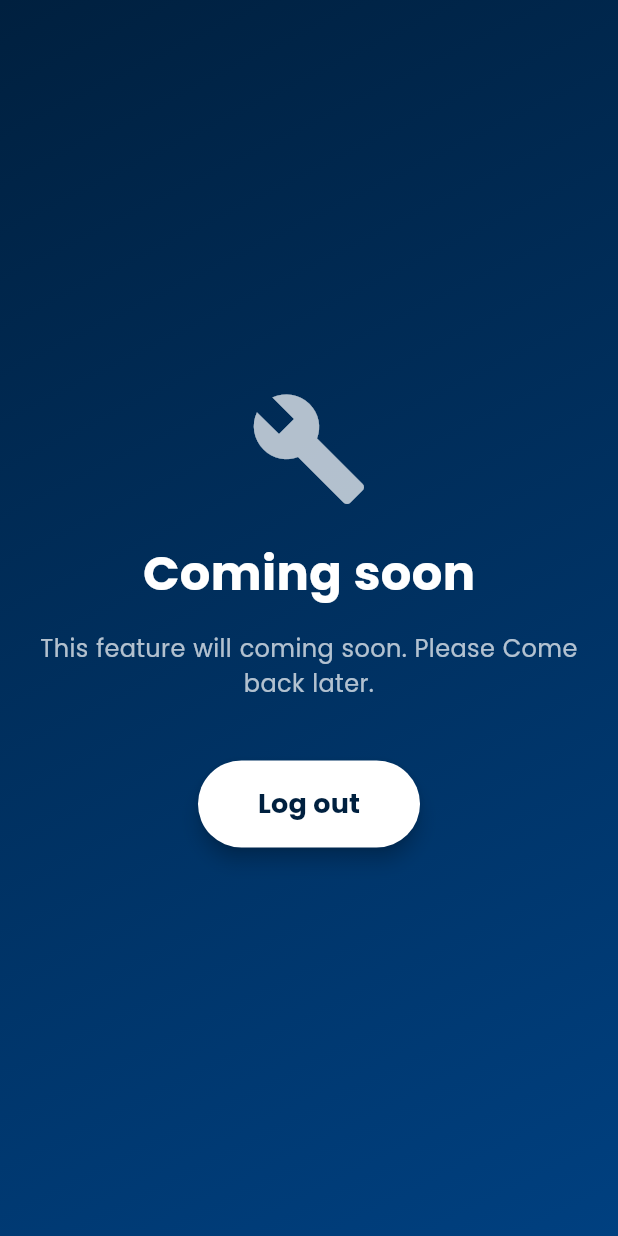
After one commit to YEnuKa-HarShan/MovieHub-ExE, a Flutter app: the AdministratorScreen screen opened by its route, on a phone screen of 412 x 824 dp. The commit adds this screen. Run offline on Flutter 3.47's test engine with Material 3 defaults, Android fonts, the light colour scheme and no system bars; our stand-ins replace flutter_spinkit, shared_preferences; missing offline and left inert: window_manager; accounts and stored records are empty.

Commit message:
Added New Administrator Screen

```diff
--- a/lib/main.dart
+++ b/lib/main.dart
@@ -4,6 +4,7 @@ import 'package:shared_preferences/shared_preferences.dart';
 import 'package:window_manager/window_manager.dart';
 import 'screens/home_screen.dart';
 import 'screens/login_screen.dart';
+import 'screens/administrator_screen.dart';
 
 void main() async {
   WidgetsFlutterBinding.ensureInitialized();
@@ -55,6 +56,7 @@ class MovieHubApp extends StatelessWidget {
       routes: {
         '/login': (context) => const LoginScreen(),
         '/home': (context) => const HomeScreen(),
+        '/admin': (context) => const AdministratorScreen(),
       },
     );
   }
--- /dev/null
+++ b/lib/screens/administrator_screen.dart
@@ -0,0 +1,94 @@
+import 'package:flutter/material.dart';
+import 'package:shared_preferences/shared_preferences.dart';
+
+class AdministratorScreen extends StatelessWidget {
+  const AdministratorScreen({super.key});
+
+  Future<void> _logout(BuildContext context) async {
+    // Clear isLoggedIn from SharedPreferences
+    final prefs = await SharedPreferences.getInstance();
+    await prefs.setBool('isLoggedIn', false);
+
+    // Navigate back to login screen
+    if (context.mounted) {
+      Navigator.pushReplacementNamed(context, '/login');
+    }
+  }
+
+  @override
+  Widget build(BuildContext context) {
+    return Scaffold(
+      body: Container(
+        decoration: const BoxDecoration(
+          gradient: LinearGradient(
+            begin: Alignment.topLeft,
+            end: Alignment.bottomRight,
+            colors: [Color(0xFF00203F), Color(0xFF004080)],
+          ),
+        ),
+        child: SafeArea(
+          child: Center(
+            child: Padding(
+              padding: const EdgeInsets.symmetric(horizontal: 24.0),
+              child: Column(
+                mainAxisAlignment: MainAxisAlignment.center,
+                children: [
+                  // Maintenance-themed icon
+                  const Icon(
+                    Icons.build,
+                    size: 80,
+                    color: Colors.white70,
+                  ),
+                  const SizedBox(height: 20),
+                  // Title
+                  const Text(
+                    'Coming soon',
+                    style: TextStyle(
+                      fontFamily: 'Poppins',
+                      fontSize: 32,
+                      fontWeight: FontWeight.bold,
+                      color: Colors.white,
+                    ),
+                  ),
+                  const SizedBox(height: 16),
+                  // Description
+                  const Text(
+                    'This feature will coming soon. Please Come back later.',
+                    textAlign: TextAlign.center,
+                    style: TextStyle(
+                      fontFamily: 'Poppins',
+                      fontSize: 16,
+                      color: Colors.white70,
+                    ),
+                  ),
+                  const SizedBox(height: 40),
+                  // Log out button
+                  ElevatedButton(
+                    onPressed: () => _logout(context),
+                    style: ElevatedButton.styleFrom(
+                      backgroundColor: Colors.white,
+                      foregroundColor: const Color(0xFF00203F),
+                      padding: const EdgeInsets.symmetric(horizontal: 40, vertical: 16),
+                      shape: RoundedRectangleBorder(
+                        borderRadius: BorderRadius.circular(30),
+                      ),
+                      elevation: 5,
+                    ),
+                    child: const Text(
+                      'Log out',
+                      style: TextStyle(
+                        fontFamily: 'Poppins',
+                        fontSize: 18,
+                        fontWeight: FontWeight.bold,
+                      ),
+                    ),
+                  ),
+                ],
+              ),
+            ),
+          ),
+        ),
+      ),
+    );
+  }
+}
--- a/lib/screens/login_screen.dart
+++ b/lib/screens/login_screen.dart
@@ -75,14 +75,23 @@ class _LoginScreenState extends State<LoginScreen> with SingleTickerProviderStat
         return;
       }
 
-      // Store only isLoggedIn in SharedPreferences
+      // Check user role
+      final role = user['role']?.toString();
+
+      // Store isLoggedIn in SharedPreferences
       final prefs = await SharedPreferences.getInstance();
       await prefs.setBool('isLoggedIn', true);
 
       if (!mounted) return;
 
-      // Navigate to HomeScreen
-      Navigator.pushReplacementNamed(context, '/home');
+      // Navigate based on role
+      if (role == 'Admin') {
+        Navigator.pushReplacementNamed(context, '/admin');
+      } else if (role == 'User') {
+        Navigator.pushReplacementNamed(context, '/home');
+      } else {
+        _showSnackBar('Unknown role: $role');
+      }
     } catch (e) {
       _showSnackBar('Error: $e');
     }
```
